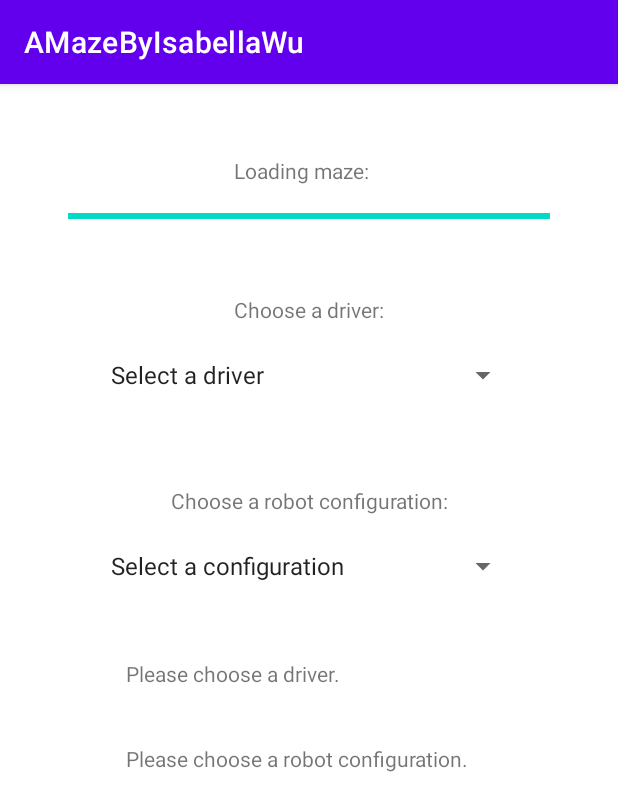
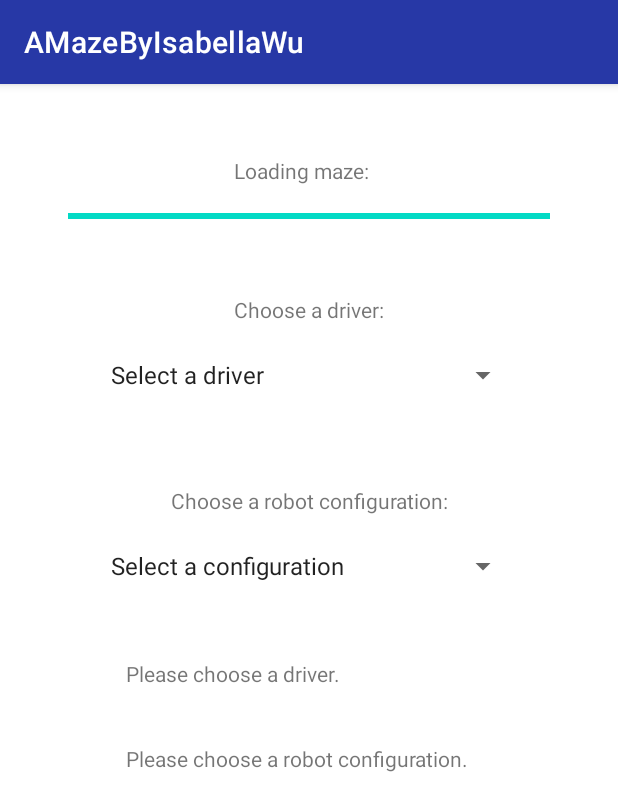
Before and after one commit to istwu/Fall-2021-Maze-Project, an Android app: the screen it shows after launch (GeneratingActivity), after a tap on "GENERATE NEW MAZE", on a phone screen of 412 x 824 dp. Shown: the top 811 px of the screen. Run offline under Robolectric (Android 15) with nearby library versions, the phone set to English and light mode, and no system bars.

Commit message:
minor fixes

```diff
--- a/app/src/main/java/edu/wm/cs/cs301/isabellawu/gui/AMazeActivity.java
+++ b/app/src/main/java/edu/wm/cs/cs301/isabellawu/gui/AMazeActivity.java
@@ -132,7 +132,7 @@ public class AMazeActivity extends AppCompatActivity {
             Log.v(TAG, "Revisiting old maze with the following values:");
             Log.v(TAG, "Seed: " + sharedPref.getInt("seed", seed));
             Log.v(TAG, "Skill level: " + sharedPref.getInt("skill", skill));
-            Log.v(TAG, "Rooms included: " + sharedPref.getBoolean("perfect", perfect));
+            Log.v(TAG, "Rooms included: " + !sharedPref.getBoolean("perfect", perfect));
             switch(sharedPref.getInt("builderInt", 0)) {
                 case 0:
                     Log.v(TAG, "Builder: DFS");
@@ -195,7 +195,7 @@ public class AMazeActivity extends AppCompatActivity {
         Log.v(TAG, "Generating new maze with the following values:");
         Log.v(TAG, "Seed: " + seed);
         Log.v(TAG, "Skill level: " + skill);
-        Log.v(TAG, "Rooms included: " + perfect);
+        Log.v(TAG, "Rooms included: " + !perfect);
         switch(builder) {
             case DFS:
                 Log.v(TAG, "Builder: DFS");
--- a/app/src/main/res/layout/activity_play_animation.xml
+++ b/app/src/main/res/layout/activity_play_animation.xml
@@ -121,9 +121,9 @@
         android:id="@+id/textView5"
         android:layout_width="wrap_content"
         android:layout_height="wrap_content"
+        android:layout_marginTop="8dp"
         android:text="@string/remaining_energy"
         app:layout_constraintEnd_toEndOf="parent"
-        app:layout_constraintHorizontal_bias="0.496"
         app:layout_constraintStart_toStartOf="parent"
         app:layout_constraintTop_toBottomOf="@+id/zoomOutButton_auto" />
 
--- a/app/src/main/res/values-night/themes.xml
+++ b/app/src/main/res/values-night/themes.xml
@@ -2,8 +2,8 @@
     <!-- Base application theme. -->
     <style name="Theme.AMazeByIsabellaWu" parent="Theme.MaterialComponents.DayNight.DarkActionBar">
         <!-- Primary brand color. -->
-        <item name="colorPrimary">@color/purple_200</item>
-        <item name="colorPrimaryVariant">@color/purple_700</item>
+        <item name="colorPrimary">@color/light_blue</item>
+        <item name="colorPrimaryVariant">@color/navy_blue</item>
         <item name="colorOnPrimary">@color/black</item>
         <!-- Secondary brand color. -->
         <item name="colorSecondary">@color/teal_200</item>
--- a/app/src/main/res/values/colors.xml
+++ b/app/src/main/res/values/colors.xml
@@ -1,8 +1,8 @@
 <?xml version="1.0" encoding="utf-8"?>
 <resources>
-    <color name="purple_200">#FFBB86FC</color>
-    <color name="purple_500">#FF6200EE</color>
-    <color name="purple_700">#FF3700B3</color>
+    <color name="light_blue">#96B8D6</color>
+    <color name="medium_blue">#2738A6</color>
+    <color name="navy_blue">#191B5C</color>
     <color name="teal_200">#FF03DAC5</color>
     <color name="teal_700">#FF018786</color>
     <color name="black">#FF000000</color>
--- a/app/src/main/res/values/themes.xml
+++ b/app/src/main/res/values/themes.xml
@@ -2,8 +2,8 @@
     <!-- Base application theme. -->
     <style name="Theme.AMazeByIsabellaWu" parent="Theme.MaterialComponents.DayNight.DarkActionBar">
         <!-- Primary brand color. -->
-        <item name="colorPrimary">@color/purple_500</item>
-        <item name="colorPrimaryVariant">@color/purple_700</item>
+        <item name="colorPrimary">@color/medium_blue</item>
+        <item name="colorPrimaryVariant">@color/navy_blue</item>
         <item name="colorOnPrimary">@color/white</item>
         <!-- Secondary brand color. -->
         <item name="colorSecondary">@color/teal_200</item>
```
